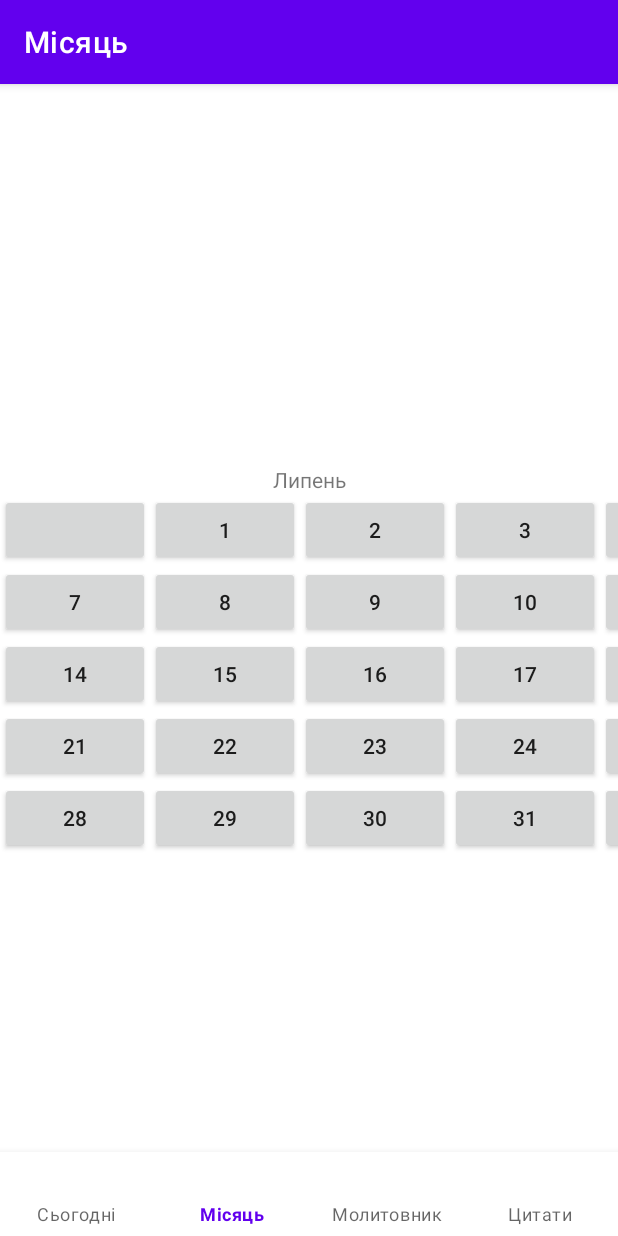
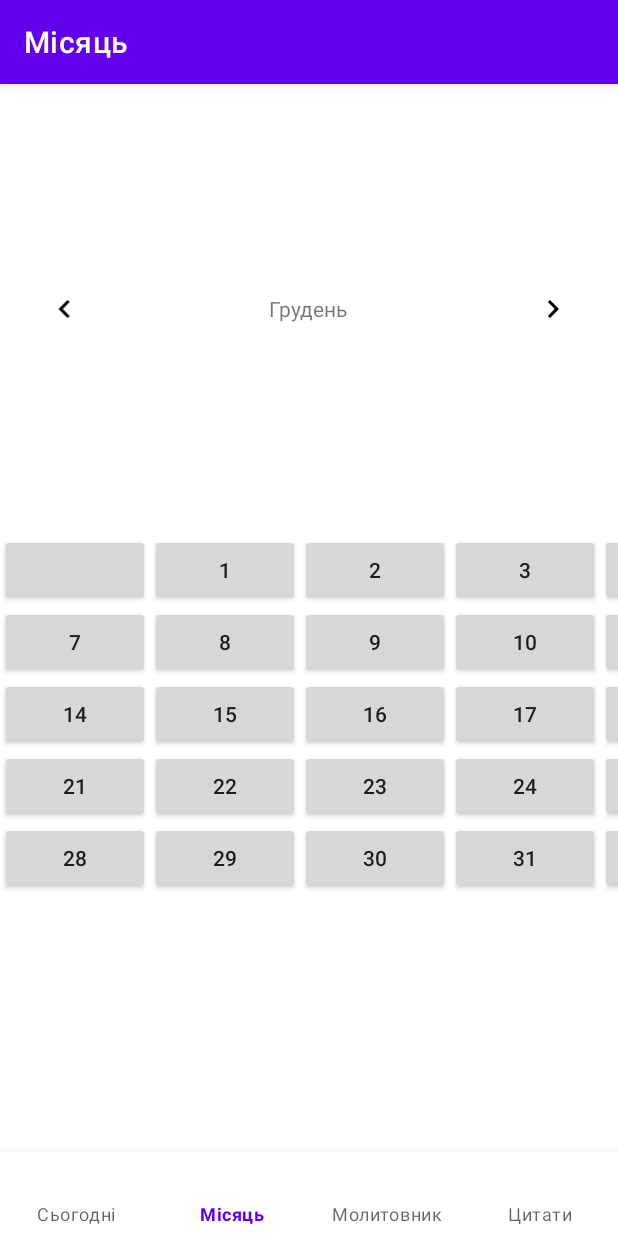
Before and after one commit to yaroslava-myslyva/Orthodoxy_in_Ukraine, an Android app: the CalendarMonthFragment screen opened through its navigation route, on a phone screen of 412 x 824 dp. Run offline under Robolectric (Android 15) with nearby library versions, the phone set to English and light mode, and no system bars; our stand-ins replace navigation-ui.

Commit message:
The calendar switches by month, while with bugs

```diff
--- a/app/src/main/java/com/example/orthodoxy_in_ukraine/calendar_month/CalendarMonthFragment.kt
+++ b/app/src/main/java/com/example/orthodoxy_in_ukraine/calendar_month/CalendarMonthFragment.kt
@@ -21,6 +21,9 @@ class CalendarMonthFragment : Fragment() {
 
     private lateinit var viewModel: CalendarMonthViewModel
     private lateinit var binding: FragmentCalendarMonthBinding
+    private val calendar = GregorianCalendar(TimeZone.getTimeZone("GMT+2:00"))
+    private var yearOnDisplay = calendar.get(Calendar.YEAR)
+    private var monthOnDisplay = calendar.get(Calendar.MONTH)
 
     override fun onCreateView(
         inflater: LayoutInflater, container: ViewGroup?,
@@ -34,13 +37,53 @@ class CalendarMonthFragment : Fragment() {
     override fun onActivityCreated(savedInstanceState: Bundle?) {
         super.onActivityCreated(savedInstanceState)
         viewModel = ViewModelProvider(this).get(CalendarMonthViewModel::class.java)
-        buildingCalendarTable()
+        buildingCalendarView()
+
+        binding.monthNavigationPrevious.setOnClickListener {
+            monthOnDisplay -= 1
+            buildingCalendarView()
+        }
+
+        binding.monthNavigationNext.setOnClickListener {
+            monthOnDisplay += 1
+            buildingCalendarView()
+        }
 
     }
 
-    private fun buildingCalendarTable() {
-        val calendar = GregorianCalendar(TimeZone.getTimeZone("GMT+2:00"))
-        calendar.set(calendar.get(Calendar.YEAR), calendar.get(Calendar.MONTH), 1)
+    private fun definitionNameOfMonth() {
+        while (monthOnDisplay < 0) {
+            yearOnDisplay -= 1
+            monthOnDisplay += 12
+        }
+        while (monthOnDisplay > 11) {
+            yearOnDisplay += 1
+            monthOnDisplay -= 12
+        }
+        with(binding.monthName) {
+            text = when (monthOnDisplay) {
+                Calendar.JANUARY -> JANUARY
+                Calendar.FEBRUARY -> FEBRUARY
+                Calendar.MARCH -> MARCH
+                Calendar.APRIL -> APRIL
+                Calendar.MAY -> MAY
+                Calendar.JUNE -> JUNE
+                Calendar.JULY -> JULY
+                Calendar.AUGUST -> AUGUST
+                Calendar.SEPTEMBER -> SEPTEMBER
+                Calendar.OCTOBER -> OCTOBER
+                Calendar.NOVEMBER -> NOVEMBER
+                Calendar.DECEMBER -> DECEMBER
+                else -> "помилка"
+            }
+        }
+    }
+
+    private fun buildingCalendarView() {
+        definitionNameOfMonth()
+        binding.calendarTable.removeAllViews()
+        Log.d("ttt", "f - $monthOnDisplay, $yearOnDisplay")
+        calendar.set(yearOnDisplay, monthOnDisplay, 1)
 
         val dayOfWeekFirstDayOfMonth = calendar.get(Calendar.DAY_OF_WEEK) - 1
         val numberOfEmptyCells = dayOfWeekFirstDayOfMonth - 1
@@ -93,3 +136,16 @@ class CalendarMonthFragment : Fragment() {
     }
 
 }
+
+const val JANUARY = "Січень"
+const val FEBRUARY = "Лютий"
+const val MARCH = "Березень"
+const val APRIL = "Квітень"
+const val MAY = "Травень"
+const val JUNE = "Червень"
+const val JULY = "Липень"
+const val AUGUST = "Серпень"
+const val SEPTEMBER = "Вересень"
+const val OCTOBER = "Жовтень"
+const val NOVEMBER = "Листопад"
+const val DECEMBER = "Грудень"
--- /dev/null
+++ b/app/src/main/res/drawable/baseline_chevron_left_24.xml
@@ -0,0 +1,5 @@
+<vector android:height="24dp" android:tint="#000000"
+    android:viewportHeight="24" android:viewportWidth="24"
+    android:width="24dp" xmlns:android="http://schemas.android.com/apk/res/android">
+    <path android:fillColor="@android:color/white" android:pathData="M15.41,7.41L14,6l-6,6 6,6 1.41,-1.41L10.83,12z"/>
+</vector>
--- /dev/null
+++ b/app/src/main/res/drawable/baseline_chevron_right_24.xml
@@ -0,0 +1,5 @@
+<vector android:height="24dp" android:tint="#000000"
+    android:viewportHeight="24" android:viewportWidth="24"
+    android:width="24dp" xmlns:android="http://schemas.android.com/apk/res/android">
+    <path android:fillColor="@android:color/white" android:pathData="M10,6L8.59,7.41 13.17,12l-4.58,4.59L10,18l6,-6z"/>
+</vector>
--- a/app/src/main/res/layout/fragment_calendar_month.xml
+++ b/app/src/main/res/layout/fragment_calendar_month.xml
@@ -2,24 +2,40 @@
 <LinearLayout xmlns:android="http://schemas.android.com/apk/res/android"
     android:layout_width="match_parent"
     android:layout_height="match_parent"
-    android:layout_gravity="center"
-    android:gravity="center"
+    android:layout_gravity="top"
+    android:gravity="top"
     android:orientation="vertical">
 
     <LinearLayout
         android:layout_width="match_parent"
-        android:layout_height="wrap_content"
+        android:layout_height="300dp"
+        android:gravity="center"
         android:layout_gravity="center"
-        android:gravity="center"
         android:orientation="horizontal">
 
+        <ImageView
+            android:id="@+id/month_navigation_previous"
+            android:layout_width="wrap_content"
+            android:layout_height="wrap_content"
+            android:layout_weight="1"
+            android:contentDescription="TODO"
+            android:src="@drawable/baseline_chevron_left_24" />
+
         <TextView
-            android:id="@+id/month"
-            android:layout_width="match_parent"
-            android:layout_height="match_parent"
+            android:id="@+id/month_name"
+            android:layout_width="wrap_content"
+            android:layout_height="wrap_content"
             android:layout_gravity="center"
-            android:gravity="center"
-            android:text="Липень" />
+            android:layout_weight="3"
+            android:gravity="center"/>
+
+        <ImageView
+            android:id="@+id/month_navigation_next"
+            android:layout_width="wrap_content"
+            android:layout_height="wrap_content"
+            android:layout_weight="1"
+            android:contentDescription="TODO"
+            android:src="@drawable/baseline_chevron_right_24" />
     </LinearLayout>
 
     <GridLayout xmlns:android="http://schemas.android.com/apk/res/android"
```
